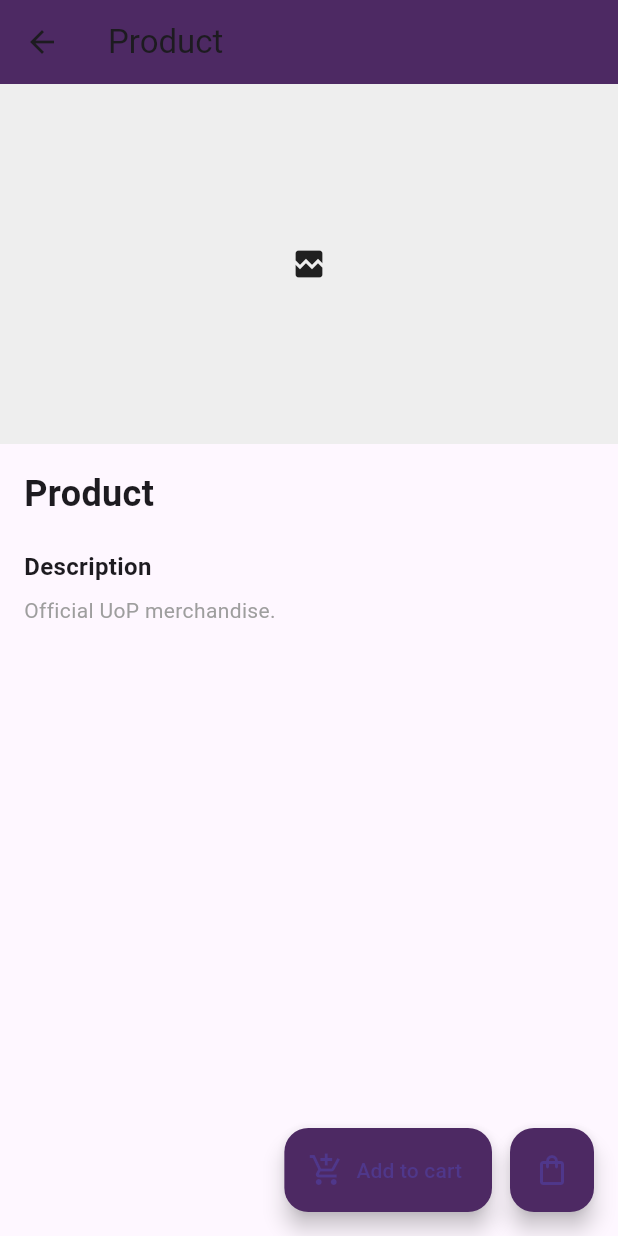
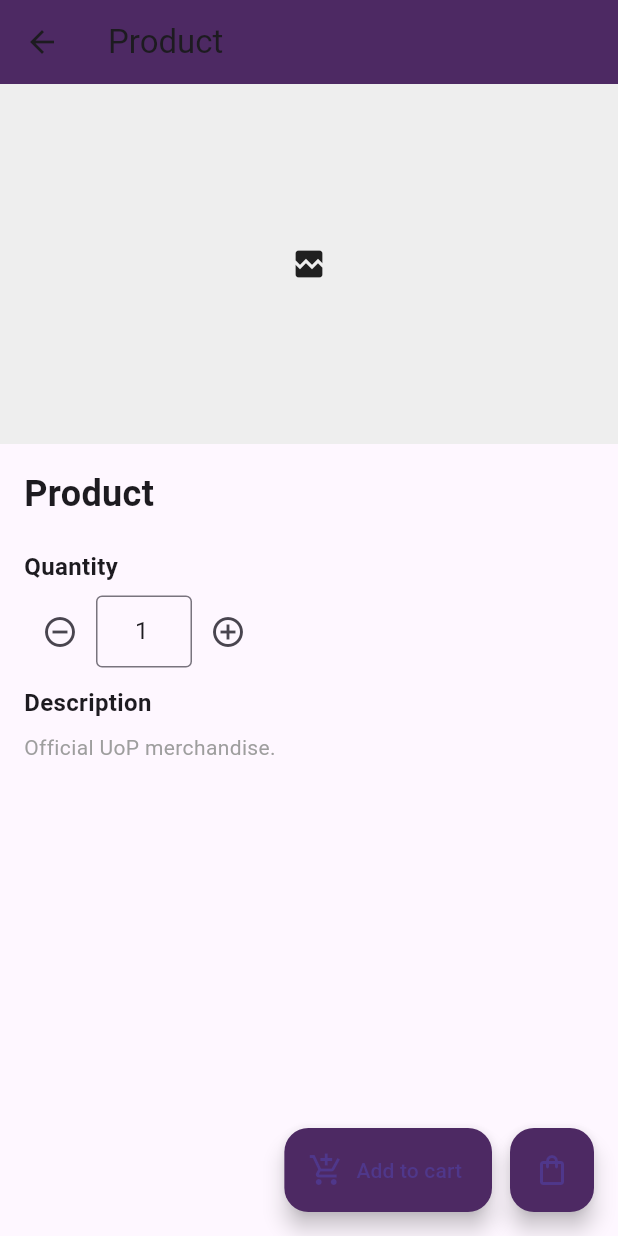
Before and after one commit to Beaujo-sys/Union_Shop, a Flutter app: the ProductPage screen opened directly, on a phone screen of 412 x 824 dp. Run offline on Flutter 3.47's test engine with Material 3 defaults, Android fonts, the phone set to English and light mode, and no system bars; network calls fail.

Commit message:
adds an option to chose how many of each item to add

```diff
--- a/shop-main/lib/product_page.dart
+++ b/shop-main/lib/product_page.dart
@@ -11,6 +11,14 @@ class ProductPage extends StatefulWidget {
 
 class _ProductPageState extends State<ProductPage> {
   String? _selectedSize;
+  int _quantity = 1;
+  late final TextEditingController _qtyCtrl = TextEditingController(text: '1');
+
+  @override
+  void dispose() {
+    _qtyCtrl.dispose();
+    super.dispose();
+  }
 
   List<String> _sizesForItem(String title, Map<String, String>? item) {
     final sizesRaw = item?['sizes'];
@@ -70,7 +78,7 @@ class _ProductPageState extends State<ProductPage> {
       if (t.contains('highlighter')) return 'Bright highlighter for study notes.';
       if (t.contains('folder')) return 'Document folder to keep papers organized.';
       if (t.contains('sticky')) return 'Sticky notes for quick reminders.';
-      if (t.contains('ruler')) return '30cm ruler with clear markings.'; // fixed typo
+      if (t.contains('ruler')) return '30cm ruler with clear markings.';
       if (t.contains('planner')) return 'Weekly planner to manage your schedule.';
       return 'Study-ready stationery for every course.';
     }
@@ -118,10 +126,18 @@ class _ProductPageState extends State<ProductPage> {
         title: title,
         image: image,
         unitPrice: unitPrice,
-        quantity: 1,
+        quantity: _quantity,
         size: currentSelected,
       ));
-      ScaffoldMessenger.of(context).showSnackBar(const SnackBar(content: Text('Added to cart')));
+      ScaffoldMessenger.of(context).showSnackBar(SnackBar(content: Text('Added $_quantity × $title')));
+    }
+
+    void _setQuantity(int q) {
+      final newQ = q < 1 ? 1 : q;
+      setState(() {
+        _quantity = newQ;
+        _qtyCtrl.text = '$newQ';
+      });
     }
 
     return Scaffold(
@@ -174,6 +190,48 @@ class _ProductPageState extends State<ProductPage> {
                   const SizedBox(height: 12),
                 ],
 
+                // Quantity selector
+                const Text('Quantity', style: TextStyle(fontSize: 16, fontWeight: FontWeight.w600)),
+                const SizedBox(height: 8),
+                Row(
+                  children: [
+                    IconButton(
+                      tooltip: 'Decrease',
+                      onPressed: () => _setQuantity(_quantity - 1),
+                      icon: const Icon(Icons.remove_circle_outline),
+                    ),
+                    SizedBox(
+                      width: 64,
+                      child: TextFormField(
+                        controller: _qtyCtrl,
+                        textAlign: TextAlign.center,
+                        keyboardType: TextInputType.number,
+                        onChanged: (v) {
+                          final n = int.tryParse(v);
+                          if (n != null && n > 0) {
+                            _quantity = n; // do not setState to avoid cursor jump
+                          }
+                        },
+                        onEditingComplete: () {
+                          final n = int.tryParse(_qtyCtrl.text) ?? _quantity;
+                          _setQuantity(n);
+                          FocusScope.of(context).unfocus();
+                        },
+                        decoration: const InputDecoration(
+                          contentPadding: EdgeInsets.symmetric(vertical: 8),
+                          border: OutlineInputBorder(),
+                        ),
+                      ),
+                    ),
+                    IconButton(
+                      tooltip: 'Increase',
+                      onPressed: () => _setQuantity(_quantity + 1),
+                      icon: const Icon(Icons.add_circle_outline),
+                    ),
+                  ],
+                ),
+                const SizedBox(height: 12),
+
                 const Text('Description', style: TextStyle(fontSize: 16, fontWeight: FontWeight.w600)),
                 const SizedBox(height: 8),
                 Text(description, style: const TextStyle(fontSize: 14, color: Colors.grey)),
```
